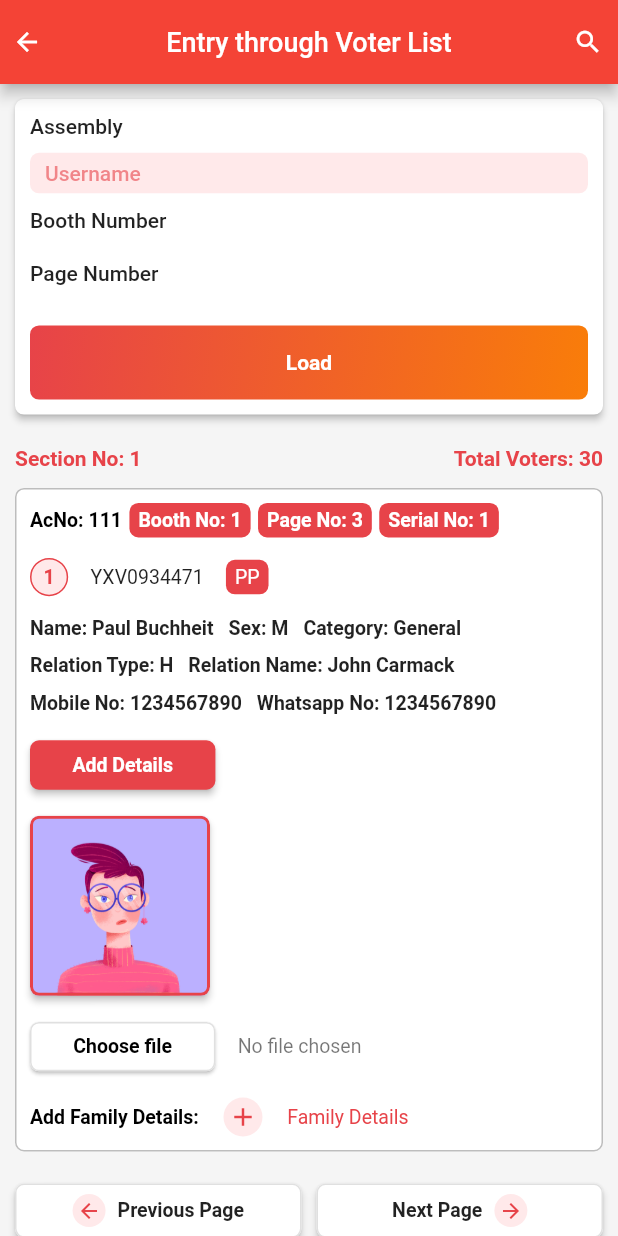
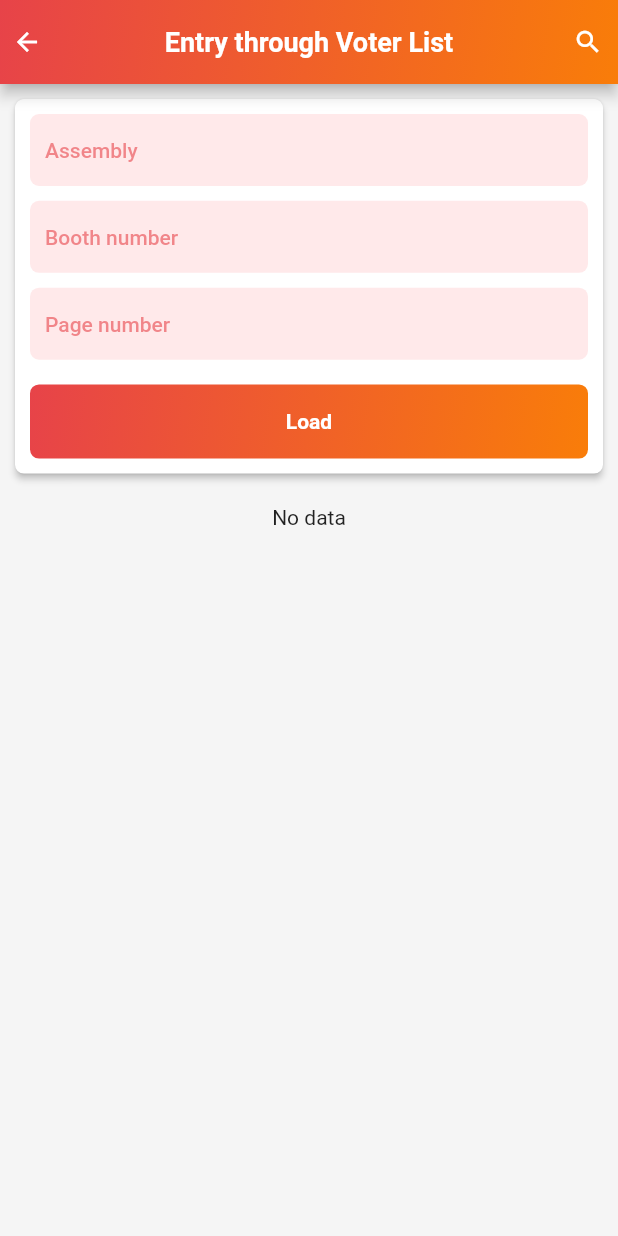
Before and after one commit to SubashXess/Sanjog-App, a Flutter app: the screen it shows after launch, on a phone screen of 412 x 824 dp. Run offline on Flutter 3.47's test engine with Material 2 defaults, Android fonts, the phone set to English and light mode, and no system bars; our stand-ins replace badges, flutter_svg, image_picker.

Commit message:
entry_through_voter_list-1

```diff
--- a/lib/Screens/homepage.dart
+++ b/lib/Screens/entrythroughvoterlist_screen.dart
@@ -11,16 +11,20 @@ import 'package:sonjagapp/Widgets/textformfield_widget.dart';
 
 import '../Constants/constants.dart';
 
-class HomePage extends StatefulWidget {
-  const HomePage({super.key});
+class EntryThroughVoterListScreen extends StatefulWidget {
+  const EntryThroughVoterListScreen({super.key});
 
   @override
-  State<HomePage> createState() => _HomePageState();
+  State<EntryThroughVoterListScreen> createState() =>
+      _EntryThroughVoterListScreenState();
 }
 
-class _HomePageState extends State<HomePage> {
+class _EntryThroughVoterListScreenState
+    extends State<EntryThroughVoterListScreen> {
   // form validate global state
   final GlobalKey<FormState> _formKey = GlobalKey<FormState>();
+
+  final ScrollController _scrollController = ScrollController();
 
   // text field controller
   final TextEditingController _assemblyController = TextEditingController();
@@ -53,8 +57,11 @@ class _HomePageState extends State<HomePage> {
           centerTitle: true,
           title: const Text(
             'Entry through Voter List',
-            style:
-                TextStyle(color: Colors.white, fontSize: Constants.fontLarge),
+            style: TextStyle(
+              color: Colors.white,
+              fontWeight: FontWeight.bold,
+              fontSize: Constants.fontLarge,
+            ),
           ),
           actions: [
             Padding(
@@ -76,6 +83,20 @@ class _HomePageState extends State<HomePage> {
               ),
             ),
           ],
+          flexibleSpace: FlexibleSpaceBar(
+            background: Container(
+              decoration: const BoxDecoration(
+                gradient: LinearGradient(
+                  begin: Alignment.topLeft,
+                  end: Alignment.bottomRight,
+                  colors: [
+                    Constants.kPrimaryThemeColor,
+                    Color(0xFFF97D09)
+                  ], // Color(0xFFF97D09)
+                ),
+              ),
+            ),
+          ),
         ),
         body: SizedBox(
           width: double.infinity,
@@ -105,52 +126,9 @@ class _HomePageState extends State<HomePage> {
                                 child: Column(
                                   crossAxisAlignment: CrossAxisAlignment.start,
                                   children: [
-                                    const Text(
-                                      'Assembly',
-                                      style: TextStyle(
-                                        fontSize: Constants.fontRegular,
-                                        fontWeight: FontWeight.w500,
-                                        color: Colors.black87,
-                                      ),
-                                    ),
-                                    SizedBox(height: size.height * 0.012),
-                                    // TextFormFieldWidget(
-                                    //   size: size,
-                                    //   controller: _assemblyController,
-                                    //   hintText: 'Assembly',
-                                    //   textInputType: TextInputType.text,
-                                    //   onChanged: (value) {},
-                                    //   validator: (value) {
-                                    //     if (value!.isEmpty) {
-                                    //       return 'Required';
-                                    //     } else {
-                                    //       return null;
-                                    //     }
-                                    //   },
-                                    // ),
-                                    // TextFormField(
-                                    //   controller: _assemblyController,
-                                    //   decoration: InputDecoration(
-                                    //     labelText: 'Assembly',
-                                    //     filled: true,
-                                    //     fillColor: Colors.green,
-                                    //     contentPadding:
-                                    //         const EdgeInsets.symmetric(
-                                    //             horizontal: 10.0,
-                                    //             vertical: 6.0),
-                                    //     // border: OutlineInputBorder(),
-                                    //     border: InputBorder.none,
-                                    //     focusedBorder: OutlineInputBorder(
-                                    //         borderRadius:
-                                    //             BorderRadius.circular(6.0)),
-                                    //     enabledBorder: OutlineInputBorder(
-                                    //         borderRadius:
-                                    //             BorderRadius.circular(6.0)),
-                                    //   ),
-                                    // ),
                                     FormFieldWidget(
                                       controller: _assemblyController,
-                                      hintText: 'Username',
+                                      hintText: 'Assembly',
                                       isPrefixIcon: false,
                                       isSuffixIcon: false,
                                       onChanged: (value) {},
@@ -164,29 +142,13 @@ class _HomePageState extends State<HomePage> {
                                 child: Column(
                                   crossAxisAlignment: CrossAxisAlignment.start,
                                   children: [
-                                    const Text(
-                                      'Booth Number',
-                                      style: TextStyle(
-                                        fontSize: Constants.fontRegular,
-                                        fontWeight: FontWeight.w500,
-                                        color: Colors.black87,
+                                    FormFieldWidget(
+                                      controller: _boothNoController,
+                                      hintText: 'Booth number',
+                                      isPrefixIcon: false,
+                                      isSuffixIcon: false,
+                                      onChanged: (value) {},
                                     ),
-                                    ),
-                                    SizedBox(height: size.height * 0.012),
-                                    // TextFormFieldWidget(
-                                    //   size: size,
-                                    //   controller: _boothNoController,
-                                    //   hintText: 'Booth number',
-                                    //   textInputType: TextInputType.number,
-                                    //   onChanged: (value) {},
-                                    //   validator: (value) {
-                                    //     if (value!.isEmpty) {
-                                    //       return 'Required';
-                                    //     } else {
-                                    //       return null;
-                                    //     }
-                                    //   },
-                                    // ),
                                   ],
                                 ),
                               ),
@@ -196,29 +158,13 @@ class _HomePageState extends State<HomePage> {
                                 child: Column(
                                   crossAxisAlignment: CrossAxisAlignment.start,
                                   children: [
-                                    const Text(
-                                      'Page Number',
-                                      style: TextStyle(
-                                        fontSize: Constants.fontRegular,
-                                        fontWeight: FontWeight.w500,
-                                        color: Colors.black87,
+                                    FormFieldWidget(
+                                      controller: _pageNoController,
+                                      hintText: 'Page number',
+                                      isPrefixIcon: false,
+                                      isSuffixIcon: false,
+                                      onChanged: (value) {},
                                     ),
-                                    ),
-                                    SizedBox(height: size.height * 0.012),
-                                    // TextFormFieldWidget(
-                                    //   size: size,
-                                    //   controller: _pageNoController,
-                                    //   hintText: 'Page number',
-                                    //   textInputType: TextInputType.number,
-                                    //   onChanged: (value) {},
-                                    //   validator: (value) {
-                                    //     if (value!.isEmpty) {
-                                    //       return 'Required';
-                                    //     } else {
-                                    //       return null;
-                                    //     }
-                                    //   },
-                                    // ),
                                   ],
                                 ),
                               ),
@@ -288,10 +234,67 @@ class _HomePageState extends State<HomePage> {
                         ),
                       ),
                     ),
-                    SizedBox(height: size.height * 0.026),
-                    VoterDetailsCard(size: size),
-                    SizedBox(height: size.height * 0.026),
-                    Row(
+                    _isVerified
+                        ? Column(
+                            children: [
+                              Container(
+                                width: size.width,
+                                margin: EdgeInsets.only(
+                                    bottom: size.height * 0.016,
+                                    top: size.height * 0.026),
+                                child: Row(
+                                  crossAxisAlignment: CrossAxisAlignment.center,
+                                  mainAxisAlignment:
+                                      MainAxisAlignment.spaceBetween,
+                                  children: const [
+                                    Text(
+                                      "Section No: 1",
+                                      style: TextStyle(
+                                        color: Constants.kPrimaryThemeColor,
+                                        fontSize: Constants.fontRegular,
+                                        fontWeight: FontWeight.bold,
+                                      ),
+                                    ),
+                                    Text(
+                                      "Total Voters: 30",
+                                      style: TextStyle(
+                                        color: Constants.kPrimaryThemeColor,
+                                        fontSize: Constants.fontRegular,
+                                        fontWeight: FontWeight.bold,
+                                      ),
+                                    ),
+                                  ],
+                                ),
+                              ),
+                              ListView.builder(
+                                itemCount: 30,
+                                clipBehavior: Clip.none,
+                                padding: EdgeInsets.zero,
+                                controller: _scrollController,
+                                keyboardDismissBehavior:
+                                    ScrollViewKeyboardDismissBehavior.onDrag,
+                                shrinkWrap: true,
+                                itemBuilder: (context, index) => Container(
+                                  margin: EdgeInsets.only(
+                                      bottom: size.height * 0.016),
+                                  child: VoterDetailsCard(
+                                    size: size,
+                                    acNo: '111',
+                                    boothNo: '1',
+                                    pageNo: '3',
+                                    serialNo: '${index + 1}'.toString(),
+                                  ),
+                                ),
+                              ),
+                            ],
+                          )
+                        : Padding(
+                            padding: EdgeInsets.symmetric(
+                                vertical: size.height * 0.026),
+                            child: const Text('No data'),
+                          ),
+                    _isVerified
+                        ? Row(
                             children: [
                               ElevatedIconButtonWidget(
                                 size: size,
@@ -303,12 +306,12 @@ class _HomePageState extends State<HomePage> {
                               ElevatedIconButtonWidget(
                                 size: size,
                                 textDirection: TextDirection.rtl,
-                          // iconPadding: const EdgeInsets.only(right: 5.0),
                                 icon: Icons.arrow_back,
                                 label: 'Next Page',
                               ),
                             ],
-                    ),
+                          )
+                        : Container(width: 0.0),
                   ],
                 ),
               ),
--- a/lib/Screens/voter_details_card_widget.dart
+++ b/lib/Screens/voter_details_card_widget.dart
@@ -11,9 +11,14 @@ class VoterDetailsCard extends StatefulWidget {
   const VoterDetailsCard({
     Key? key,
     required this.size,
+    required this.serialNo, required this.acNo, required this.boothNo, required this.pageNo,
   }) : super(key: key);
 
   final Size size;
+  final String acNo;
+  final String boothNo;
+  final String pageNo;
+  final String serialNo;
 
   @override
   State<VoterDetailsCard> createState() => _VoterDetailsCardState();
@@ -30,32 +35,6 @@ class _VoterDetailsCardState extends State<VoterDetailsCard> {
       width: widget.size.width,
       child: Column(
         children: [
-          SizedBox(
-            width: widget.size.width,
-            child: Row(
-              crossAxisAlignment: CrossAxisAlignment.center,
-              mainAxisAlignment: MainAxisAlignment.spaceBetween,
-              children: const [
-                Text(
-                  "Section No: 1",
-                  style: TextStyle(
-                    color: Constants.kPrimaryThemeColor,
-                    fontSize: Constants.fontRegular,
-                    fontWeight: FontWeight.bold,
-                  ),
-                ),
-                Text(
-                  "Total Voters: 30",
-                  style: TextStyle(
-                    color: Constants.kPrimaryThemeColor,
-                    fontSize: Constants.fontRegular,
-                    fontWeight: FontWeight.bold,
-                  ),
-                ),
-              ],
-            ),
-          ),
-          SizedBox(height: widget.size.height * 0.014),
           SizedBox(
             width: widget.size.width,
             child: Card(
@@ -82,9 +61,9 @@ class _VoterDetailsCardState extends State<VoterDetailsCard> {
                         // crossAxisAlignment: CrossAxisAlignment.center,
                         // mainAxisAlignment: MainAxisAlignment.spaceBetween,
                         children: [
-                          const Text(
-                            'AcNo: 111',
-                            style: TextStyle(
+                           Text(
+                            'AcNo: ${widget.acNo}'.toString(),
+                            style: const TextStyle(
                               color: Colors.black,
                               fontSize: Constants.fontSmall,
                               fontWeight: FontWeight.bold,
@@ -132,9 +111,9 @@ class _VoterDetailsCardState extends State<VoterDetailsCard> {
                               borderRadius: BorderRadius.circular(6.0),
                               color: Constants.kPrimaryThemeColor,
                             ),
-                            child: const Text(
-                              'Serial No: 1',
-                              style: TextStyle(
+                            child: Text(
+                              'Serial No: ${widget.serialNo.toString()}',
+                              style: const TextStyle(
                                 color: Colors.white,
                                 fontSize: Constants.fontSmall,
                                 fontWeight: FontWeight.bold,
--- a/lib/Widgets/button_widget.dart
+++ b/lib/Widgets/button_widget.dart
@@ -139,7 +139,8 @@ class OutlinedButtonWidget extends StatelessWidget {
         child: Text(
           // 'Page Samiti',
           label.toString(),
-          style: const TextStyle(color: Constants.kPrimaryThemeColor),
+          style: const TextStyle(
+              color: Constants.kPrimaryThemeColor, fontWeight: FontWeight.w500),
         ),
       ),
     );
@@ -183,6 +184,7 @@ class CircleIconButtonWidget extends StatelessWidget {
             ),
             child: isPng!
                 ? Image.asset(
+                    isAntiAlias: true,
                     assetsurl.toString(),
                     fit: isModi! ? BoxFit.cover : null,
                   )
--- a/lib/Widgets/textformfield_widget.dart
+++ b/lib/Widgets/textformfield_widget.dart
@@ -162,7 +162,7 @@ class FormFieldWidget extends StatelessWidget {
         autofocus: autofocus!,
         autovalidateMode: AutovalidateMode.onUserInteraction,
         decoration: InputDecoration(
-          isDense: true,
+          isDense: false,
           labelText: label,
           hintText: hintText,
           filled: true,
--- a/lib/main.dart
+++ b/lib/main.dart
@@ -1,5 +1,5 @@
 import 'package:flutter/material.dart';
-import 'package:sonjagapp/Screens/homepage.dart';
+import 'package:sonjagapp/Screens/entrythroughvoterlist_screen.dart';
 import 'package:sonjagapp/Screens/login_screen.dart';
 import 'package:sonjagapp/Screens/samiti_screen.dart';
 
@@ -16,7 +16,7 @@ class MyApp extends StatelessWidget {
       title: 'Sanjog App',
       debugShowCheckedModeBanner: false,
       theme: ThemeData(primarySwatch: Colors.red),
-      home: const HomePage(),
+      home: const EntryThroughVoterListScreen(),
     );
   }
 }
--- a/pubspec.yaml
+++ b/pubspec.yaml
@@ -37,6 +37,7 @@ dependencies:
   http: ^0.13.5
   image_picker: ^0.8.5+3
   path_provider: ^2.0.11
+  url_launcher: ^6.1.5
 
 dev_dependencies:
   flutter_lints: ^2.0.0
```
Also changed, not shown: lib/Screens/entrythroughvoterlist_data.dart (added, +19 -0 lines), lib/Screens/login_screen.dart (+42 -15 lines), lib/Screens/samiti_screen.dart (+168 -90 lines), assets/bg-3.jpg (added), pubspec.lock, 3 other files. Lines whose indentation alone changed are shown as unchanged.
